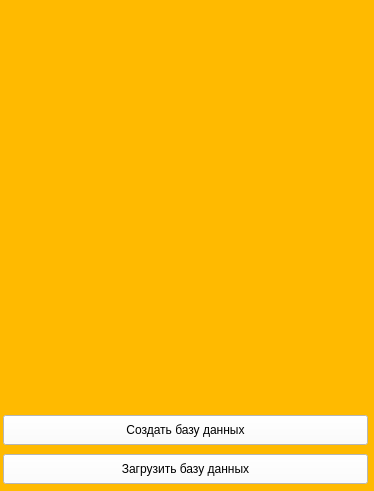
This is qt/start.ui in MR-Geri/cinema as Qt 5 draws it before an edit. The edited form follows.
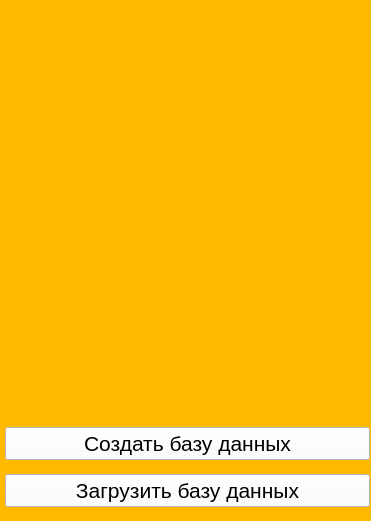
This is the edited form.

What changed in the file:
```diff
--- a/qt/start.ui
+++ b/qt/start.ui
@@ -6,20 +6,20 @@
    <rect>
     <x>0</x>
     <y>0</y>
-    <width>374</width>
-    <height>491</height>
+    <width>371</width>
+    <height>521</height>
    </rect>
   </property>
   <property name="minimumSize">
    <size>
-    <width>374</width>
-    <height>491</height>
+    <width>371</width>
+    <height>521</height>
    </size>
   </property>
   <property name="maximumSize">
    <size>
-    <width>374</width>
-    <height>491</height>
+    <width>371</width>
+    <height>521</height>
    </size>
   </property>
   <property name="windowTitle">
@@ -33,22 +33,22 @@
     <rect>
      <x>0</x>
      <y>0</y>
-     <width>371</width>
-     <height>491</height>
+     <width>375</width>
+     <height>521</height>
     </rect>
    </property>
    <layout class="QGridLayout" name="gridLayout">
     <property name="leftMargin">
-     <number>3</number>
+     <number>5</number>
     </property>
     <property name="topMargin">
-     <number>3</number>
+     <number>5</number>
     </property>
     <property name="rightMargin">
-     <number>3</number>
+     <number>5</number>
     </property>
     <property name="bottomMargin">
-     <number>3</number>
+     <number>5</number>
     </property>
     <item row="2" column="0">
      <widget class="QPushButton" name="button_load">
@@ -58,6 +58,11 @@
         <height>30</height>
        </size>
       </property>
+      <property name="font">
+       <font>
+        <pointsize>16</pointsize>
+       </font>
+      </property>
       <property name="styleSheet">
        <string notr="true">background: rgb(255, 255, 255);</string>
       </property>
@@ -74,6 +79,11 @@
         <height>30</height>
        </size>
       </property>
+      <property name="font">
+       <font>
+        <pointsize>16</pointsize>
+       </font>
+      </property>
       <property name="styleSheet">
        <string notr="true">background: rgb(255, 255, 255);</string>
       </property>
```
